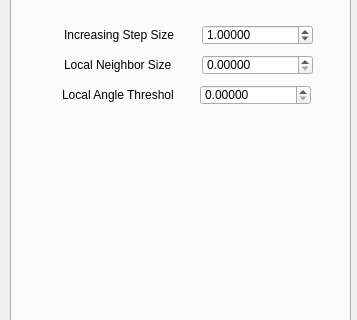
sunwaylive/Point-Cloud-Processing-2015, file point-cloud-2015/UI/para_wlop.ui: the form before one commit; both pictures show x 0 to 357 and y 371 to 691 of the 357 by 859 pixel window.
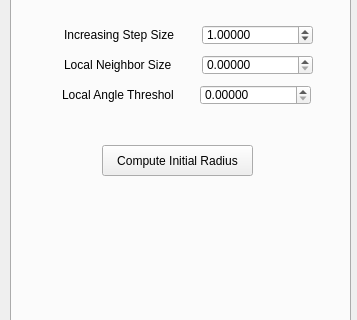
The form after the commit.

```diff
--- a/point-cloud-2015/UI/para_wlop.ui
+++ b/point-cloud-2015/UI/para_wlop.ui
@@ -842,6 +842,19 @@
       <string>Run Backward First</string>
      </property>
     </widget>
+    <widget class="QPushButton" name="compute_initial_neighborhood">
+     <property name="geometry">
+      <rect>
+       <x>90</x>
+       <y>480</y>
+       <width>151</width>
+       <height>31</height>
+      </rect>
+     </property>
+     <property name="text">
+      <string>Compute Initial Radius</string>
+     </property>
+    </widget>
    </widget>
   </widget>
  </widget>
```
